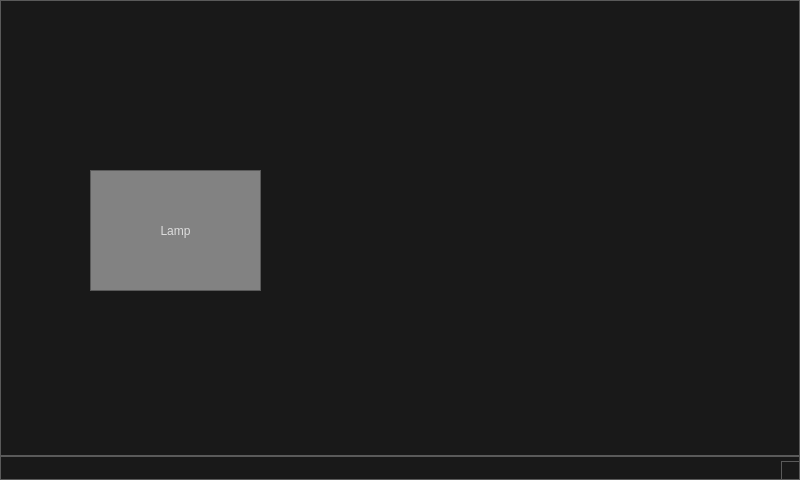
Old version of the form ui/mainwindow.ui in the repository arman-ashrafian/RPi-TouchOS.
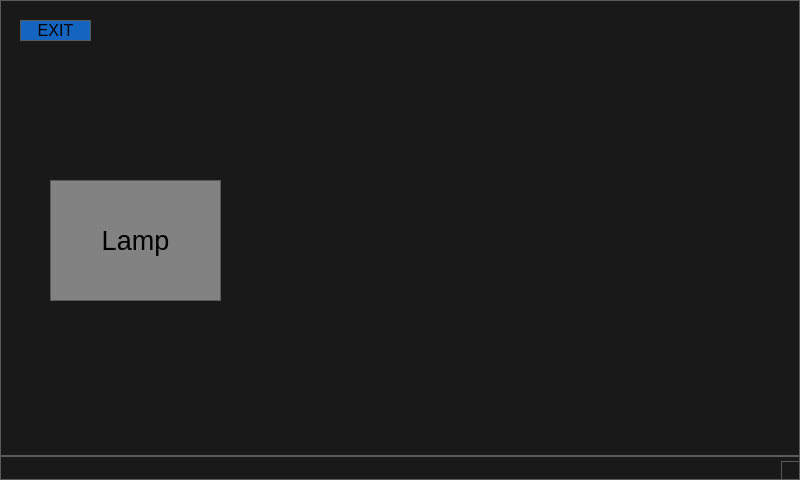
New version of the form. Icons and pictures are not drawn.

Commit message: add lamp icon & exit button

```diff
--- a/ui/mainwindow.ui
+++ b/ui/mainwindow.ui
@@ -306,23 +306,56 @@
 
 /** Custom **/
 
+QPushButton {
+	color: black;
+	font-size: 20pt;
+}
+
 QPushButton#button_lamp {
 	background-color: rgb(130,130,130);
 }
+
+QPushButton#button_exit {
+	font-size: 12pt;
+	background-color: #1565C0
+}
 </string>
   </property>
   <widget class="QWidget" name="centralWidget">
    <widget class="QPushButton" name="button_lamp">
     <property name="geometry">
      <rect>
-      <x>90</x>
-      <y>170</y>
+      <x>50</x>
+      <y>180</y>
       <width>171</width>
       <height>121</height>
      </rect>
     </property>
     <property name="text">
      <string>Lamp</string>
+    </property>
+    <property name="icon">
+     <iconset>
+      <normaloff>Lamp-icon.png</normaloff>Lamp-icon.png</iconset>
+    </property>
+    <property name="iconSize">
+     <size>
+      <width>50</width>
+      <height>50</height>
+     </size>
+    </property>
+   </widget>
+   <widget class="QPushButton" name="button_exit">
+    <property name="geometry">
+     <rect>
+      <x>20</x>
+      <y>20</y>
+      <width>71</width>
+      <height>21</height>
+     </rect>
+    </property>
+    <property name="text">
+     <string>EXIT</string>
     </property>
    </widget>
   </widget>
```
The commit also changes 3 other files.
